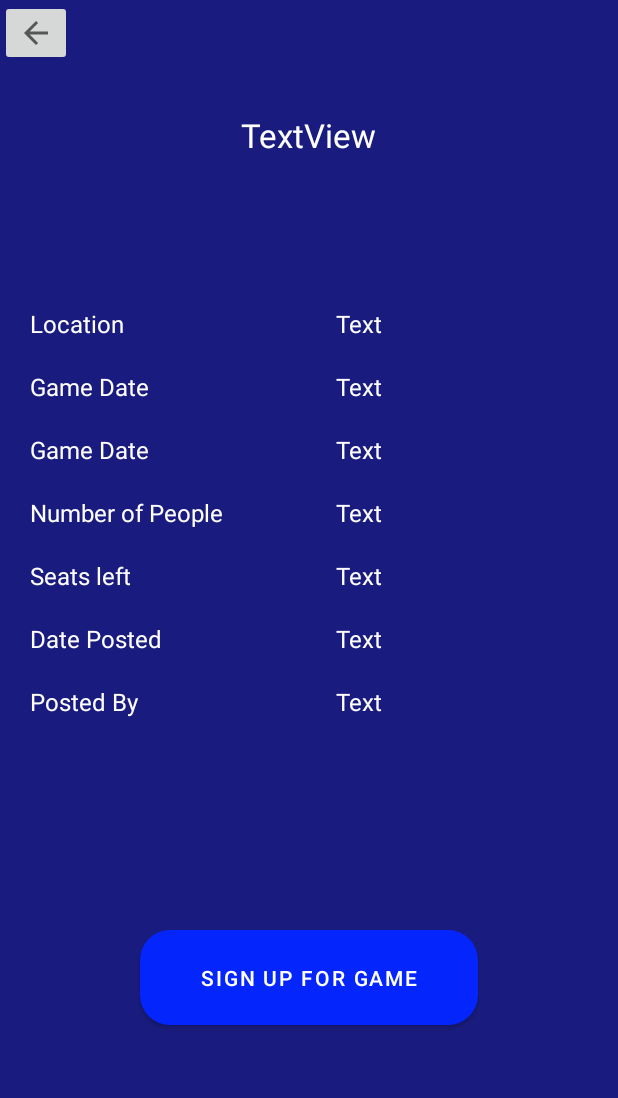
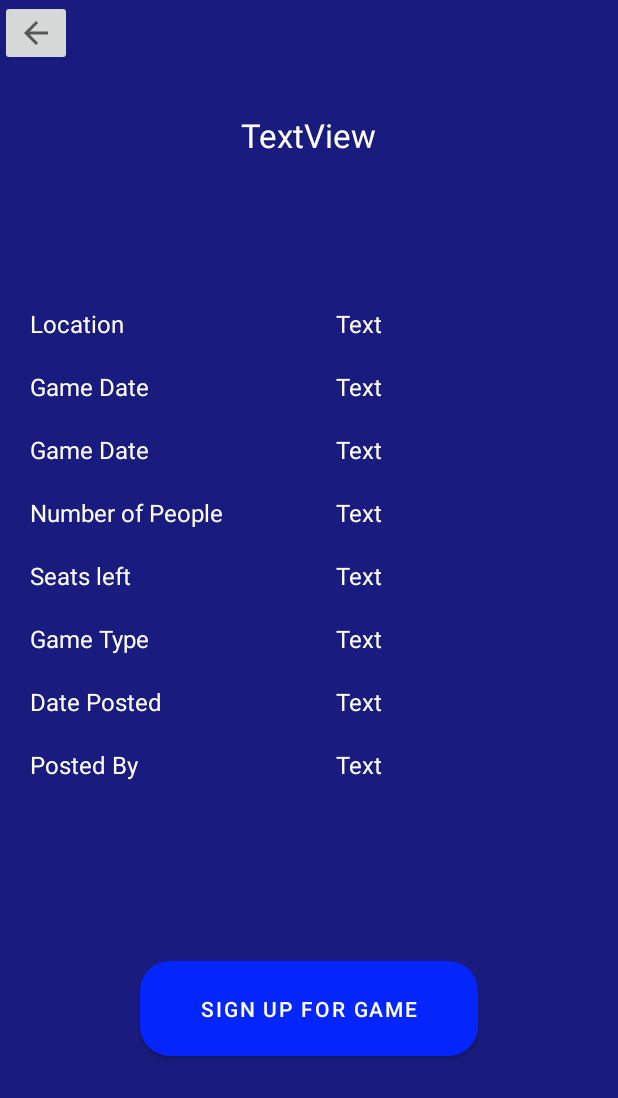
Before and after one commit to jacob7140/Gametime, an Android app: the layout fragment_game_item.xml on its own in the app's theme, with its tools: preview values and no code run, on a phone screen of 412 x 824 dp. Shown: the top 1098 px of the screen. Run offline under Robolectric (Android 15) with nearby library versions, the phone set to English and light mode, and no system bars.

Commit message:
sort by game type working

```diff
--- a/app/src/main/java/com/example/gametime/GameItemFragment.java
+++ b/app/src/main/java/com/example/gametime/GameItemFragment.java
@@ -54,7 +54,7 @@ public class GameItemFragment extends Fragment {
         }
     }
 
-    TextView gameName, location, gameDate, numPeople, seatsLeft, datePosted, postedBy;
+    TextView gameName, location, gameDate, numPeople, seatsLeft, datePosted, postedBy, gameType;
     ImageButton buttonBack;
     Button signUpForGame;
 
@@ -74,6 +74,7 @@ public class GameItemFragment extends Fragment {
         postedBy = view.findViewById(R.id.textViewItemPostedBy);
         buttonBack = view.findViewById(R.id.imageButtonGameItemBack);
         signUpForGame = view.findViewById(R.id.buttonGameItemSignUp);
+        gameType = view.findViewById(R.id.textViewItemGameType);
 
         gameName.setText(mGame.getGameName());
         location.setText(mGame.getAddress());
@@ -83,6 +84,7 @@ public class GameItemFragment extends Fragment {
         // TODO: Fix format
         datePosted.setText(mGame.getCreatedAt().toString());
         postedBy.setText(mGame.getCreatedByName());
+        gameType.setText(mGame.getGameType());
 
         buttonBack.setOnClickListener(new View.OnClickListener() {
             @Override
--- a/app/src/main/res/layout/fragment_game_item.xml
+++ b/app/src/main/res/layout/fragment_game_item.xml
@@ -7,6 +7,16 @@
     android:layout_height="match_parent"
     android:background="#191C7E"
     tools:context=".GameItemFragment">
+
+    <TextView
+        android:id="@+id/textViewItemGameType"
+        android:layout_width="wrap_content"
+        android:layout_height="wrap_content"
+        android:text="Text"
+        android:textColor="#FFFFFF"
+        android:textSize="16sp"
+        app:layout_constraintStart_toStartOf="@+id/textViewItemDatePosted"
+        app:layout_constraintTop_toTopOf="@+id/textView8" />
 
     <TextView
         android:id="@+id/textViewItemDate2"
@@ -166,6 +176,17 @@
         android:textColor="#FFFFFF"
         android:textSize="16sp"
         app:layout_constraintStart_toStartOf="@+id/textView11"
+        app:layout_constraintTop_toBottomOf="@+id/textView8" />
+
+    <TextView
+        android:id="@+id/textView8"
+        android:layout_width="wrap_content"
+        android:layout_height="wrap_content"
+        android:layout_marginTop="20dp"
+        android:text="Game Type"
+        android:textColor="#FFFFFF"
+        android:textSize="16sp"
+        app:layout_constraintStart_toStartOf="@+id/textView11"
         app:layout_constraintTop_toBottomOf="@+id/textView11" />
 
     <TextView
--- a/app/src/main/res/layout/fragment_games_list.xml
+++ b/app/src/main/res/layout/fragment_games_list.xml
@@ -38,10 +38,11 @@
         app:layout_constraintTop_toTopOf="parent" />
 
     <Spinner
-        android:id="@+id/spinner"
+        android:id="@+id/spinnerGameListPreference"
         android:layout_width="150dp"
         android:layout_height="wrap_content"
-        android:layout_marginTop="15dp"
+        android:backgroundTint="#FFFFFF"
+        app:layout_constraintBottom_toTopOf="@+id/findGameRecyclerView"
         app:layout_constraintStart_toStartOf="parent"
         app:layout_constraintTop_toBottomOf="@+id/textView4" />
 </androidx.constraintlayout.widget.ConstraintLayout>
--- a/app/src/main/res/values/strings.xml
+++ b/app/src/main/res/values/strings.xml
@@ -3,6 +3,7 @@
     <!-- TODO: Remove or change this placeholder text -->
     <string name="hello_blank_fragment">Hello blank fragment</string>
     <string-array name="preferences_array">
+        <item>All</item>
         <item>Strategy</item>
         <item>Co-op</item>
         <item>Mystery</item>
```
Also changed, not shown: app/src/main/java/com/example/gametime/GamesListFragment.java (+50 -2 lines).
